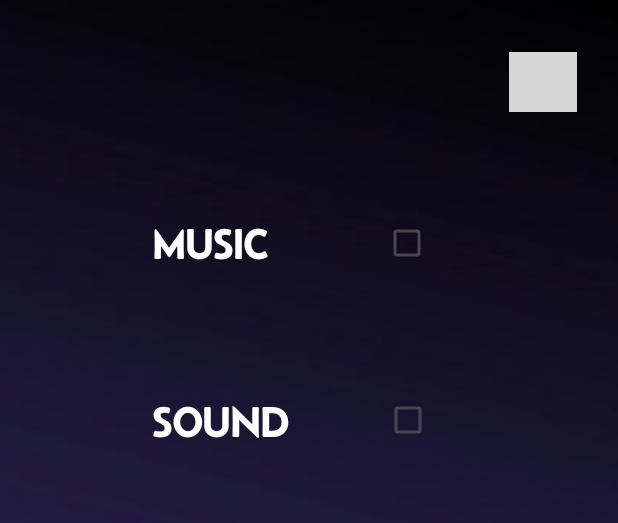
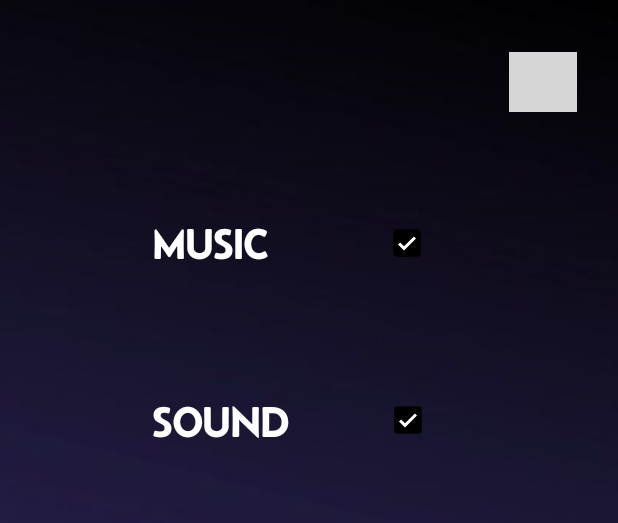
Before and after one commit to Ib1za94/ChooserApp, an Android app: the layout setting_screen.xml on its own in the app's theme, with its tools: preview values and no code run, on a phone screen of 412 x 824 dp. Shown: the top 523 px of the screen. Run offline under Robolectric (Android 15) with nearby library versions, the light colour scheme and no system bars; grey boxes are pictures that could not be loaded.

Commit message:
Continue working with SoundManager class, also processed the music button in the settings and add music in the background

```diff
--- a/app/src/main/res/layout/setting_screen.xml
+++ b/app/src/main/res/layout/setting_screen.xml
@@ -65,6 +65,9 @@
         android:id="@+id/checkBox_2"
         android:layout_width="wrap_content"
         android:layout_height="wrap_content"
+        android:checked="true"
+        android:buttonTint="@color/white"
+        android:buttonTintMode="@color/black_overlay"
         app:layout_constraintBottom_toTopOf="@+id/lang_text"
         app:layout_constraintEnd_toEndOf="parent"
         app:layout_constraintHorizontal_bias="0.323"
@@ -92,6 +95,9 @@
         android:id="@+id/checkBox_1"
         android:layout_width="wrap_content"
         android:layout_height="wrap_content"
+        android:checked="true"
+        android:buttonTint="@color/white"
+        android:buttonTintMode="@color/black_overlay"
         app:layout_constraintBottom_toBottomOf="parent"
         app:layout_constraintEnd_toEndOf="parent"
         app:layout_constraintHorizontal_bias="0.68"
```
Also changed, not shown: app/src/main/java/com/example/chooserapp/MainActivity.kt (+10 -0 lines), app/src/main/java/com/example/chooserapp/SettingsScreenFragment.kt (+22 -2 lines), app/src/main/java/com/example/chooserapp/SoundManager.kt (+18 -1 lines), 1 other file.
